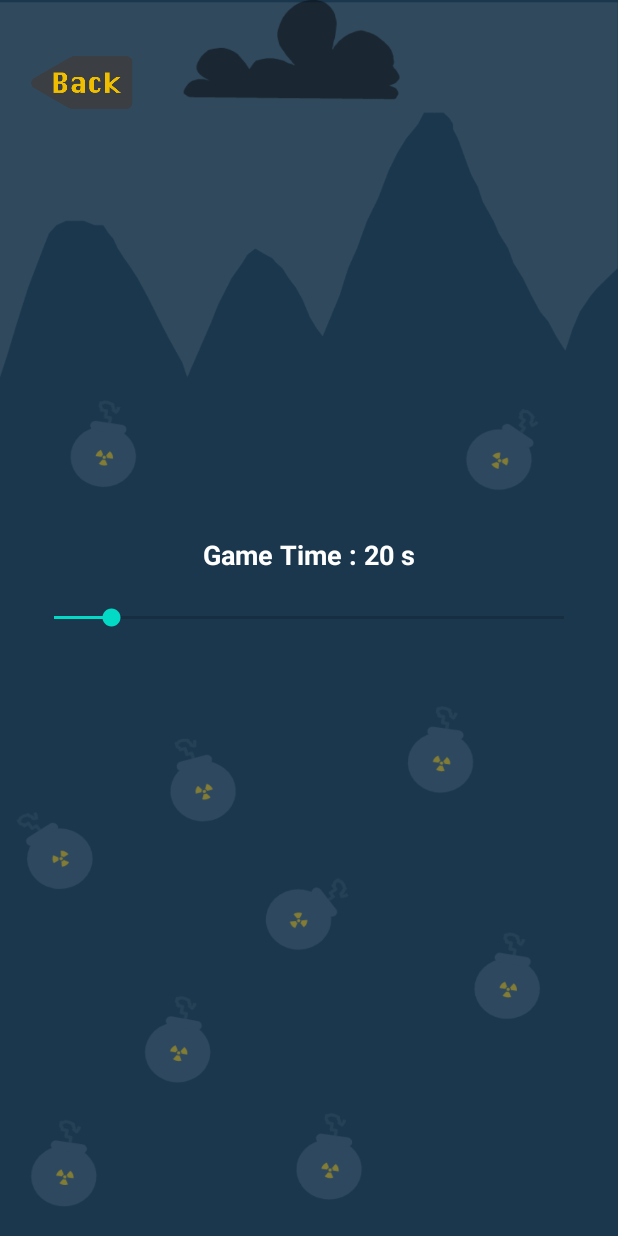
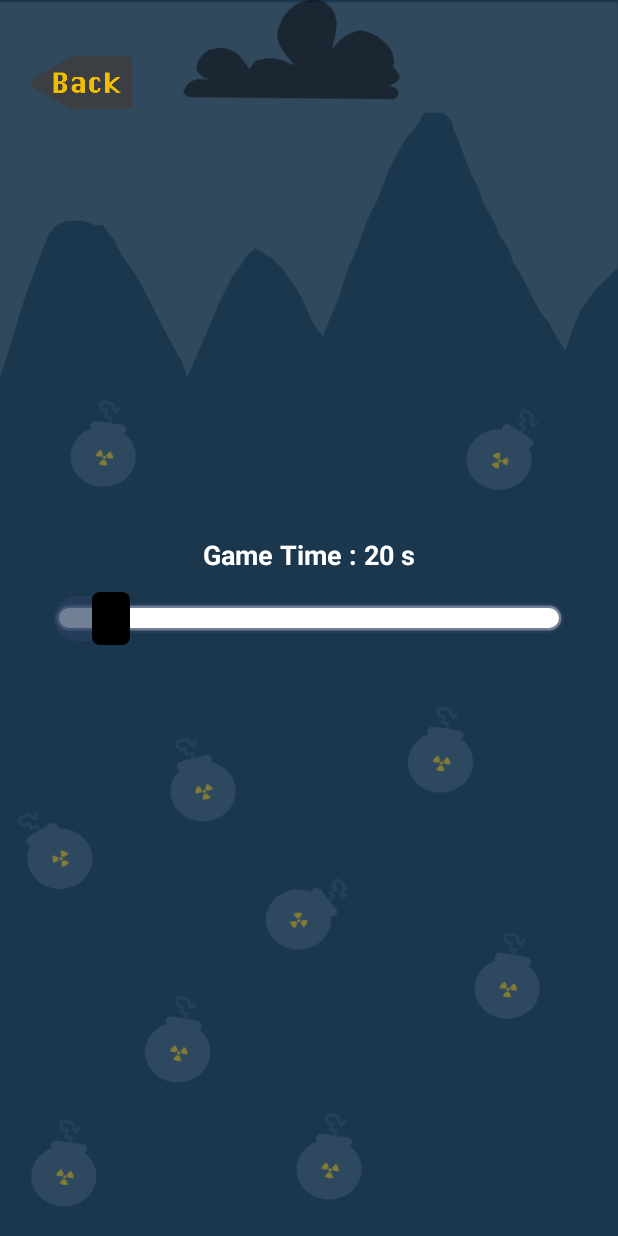
Before and after one commit to kemalurekli/Fast-Touch-Game, an Android app: the SettingsFragment screen opened through its navigation route, on a phone screen of 412 x 824 dp. Run offline under Robolectric (Android 15) with nearby library versions, the phone set to English and light mode, and no system bars.

Commit message:
almost done

```diff
--- a/app/src/main/AndroidManifest.xml
+++ b/app/src/main/AndroidManifest.xml
@@ -1,6 +1,10 @@
 <?xml version="1.0" encoding="utf-8"?>
 <manifest xmlns:android="http://schemas.android.com/apk/res/android"
     package="com.kemalurekli.fasttouch">
+    <uses-permission android:name="android.permission.INTERNET">
+    </uses-permission>
+    <uses-permission android:name="android.permission.ACCESS_NETWORK_STATE">
+    </uses-permission>
 
     <application
         android:allowBackup="true"
--- a/app/src/main/java/com/kemalurekli/fasttouch/SettingsFragment.kt
+++ b/app/src/main/java/com/kemalurekli/fasttouch/SettingsFragment.kt
@@ -1,5 +1,6 @@
 package com.kemalurekli.fasttouch
 
+import android.app.PendingIntent.getActivity
 import android.content.Context
 import android.content.SharedPreferences
 import android.os.Bundle
@@ -8,7 +9,9 @@ import android.view.LayoutInflater
 import android.view.View
 import android.view.ViewGroup
 import android.widget.SeekBar
+import androidx.fragment.app.FragmentManager
 import androidx.navigation.Navigation
+import com.google.android.material.internal.ContextUtils.getActivity
 import com.kemalurekli.fasttouch.databinding.FragmentSettingsBinding
 
 class SettingsFragment : Fragment() {
--- a/app/src/main/res/layout/fragment_settings.xml
+++ b/app/src/main/res/layout/fragment_settings.xml
@@ -31,6 +31,9 @@
         app:layout_constraintTop_toTopOf="parent"
         app:layout_constraintBottom_toBottomOf="parent"
         android:layout_margin="20dp"
+        android:thumb="@drawable/custom_thumb"
+        android:progressDrawable="@drawable/seekbar_background"
+        android:padding="6dp"
         android:min="10"
         android:max="100" />
 
@@ -42,6 +45,4 @@
         android:src="@drawable/backbutton"
         app:layout_constraintStart_toStartOf="parent"
         app:layout_constraintTop_toTopOf="parent"/>
-
-
 </androidx.constraintlayout.widget.ConstraintLayout>
```
Also changed, not shown: app/src/main/java/com/kemalurekli/fasttouch/MainActivity.kt (+4 -3 lines).
